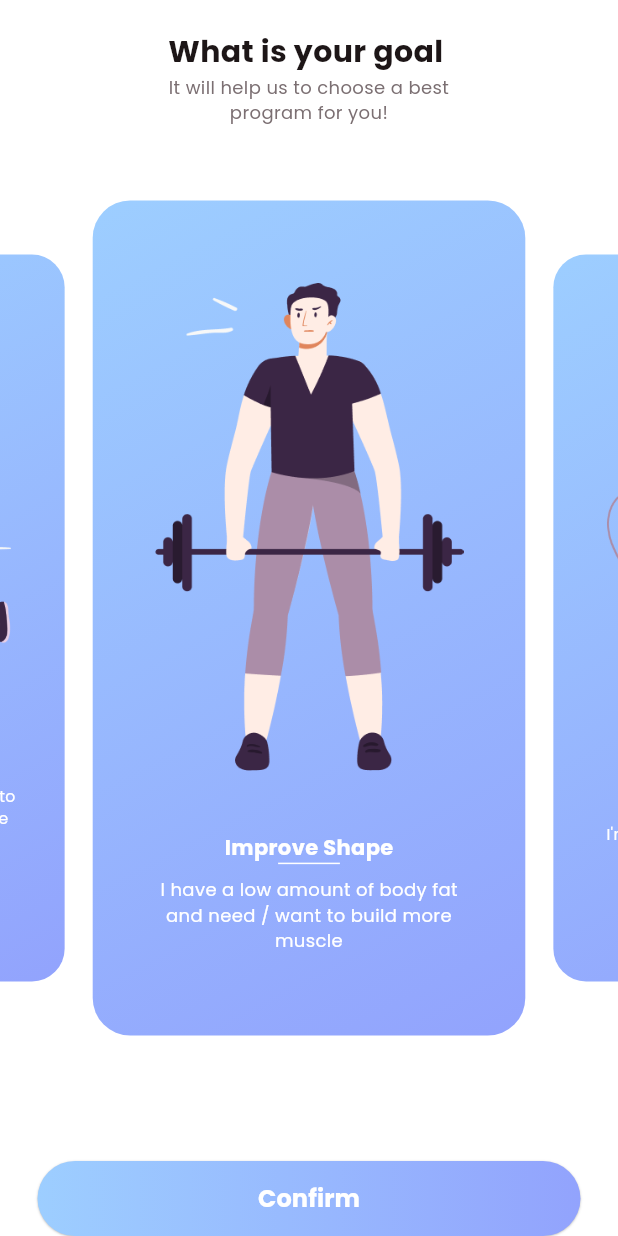
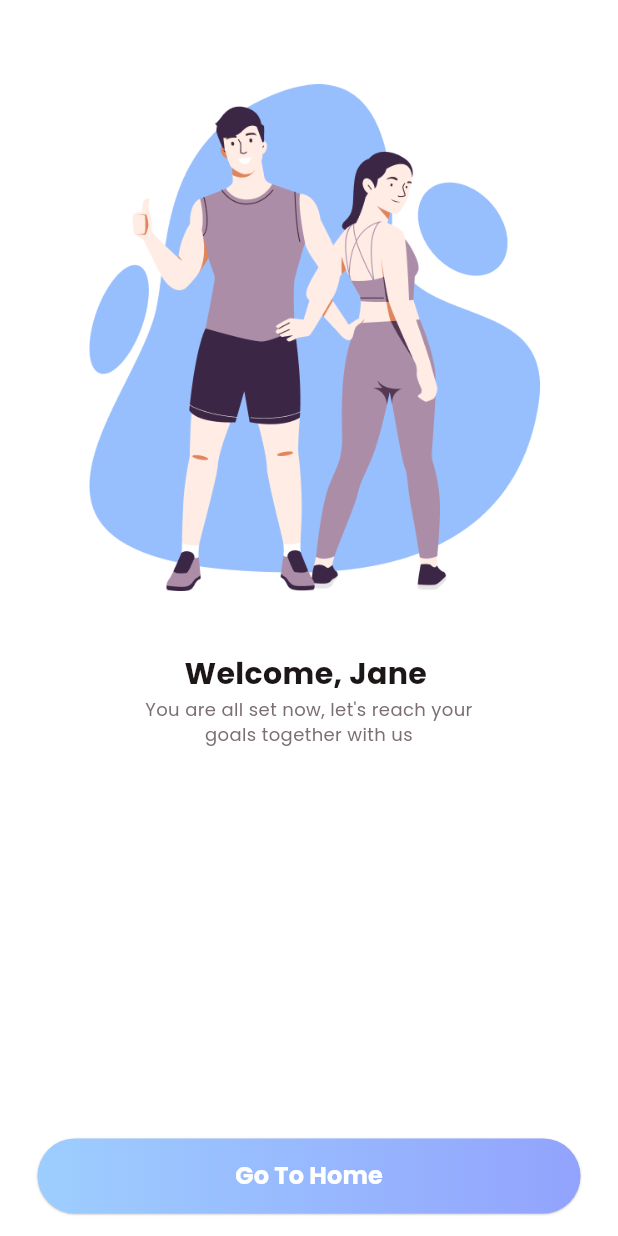
Before and after one commit to hicranfiliz/fitness, a Flutter app: the WhatYourGoalView screen opened directly, after a tap on "Confirm", on a phone screen of 412 x 824 dp. Run offline on Flutter 3.47's test engine with Material 2 defaults, Android fonts, the phone set to English and light mode, and no system bars; drawn by our look-alikes of carousel_slider.

Commit message:
added welcome screen

```diff
--- /dev/null
+++ b/lib/view/login/welcome_view.dart
@@ -0,0 +1,63 @@
+import 'package:fitness/common/colo_extension.dart';
+import 'package:fitness/common_widget/round_button.dart';
+import 'package:flutter/material.dart';
+
+class WelcomeView extends StatefulWidget {
+  const WelcomeView({super.key});
+
+  @override
+  State<WelcomeView> createState() => _WelcomeViewState();
+}
+
+class _WelcomeViewState extends State<WelcomeView> {
+  @override
+  Widget build(BuildContext context) {
+    var media = MediaQuery.of(context).size;
+    return Scaffold(
+      backgroundColor: TColor.white,
+      body: SafeArea(
+          child: Container(
+        width: media.width,
+        padding: const EdgeInsets.symmetric(vertical: 15, horizontal: 25),
+        child: Column(
+          crossAxisAlignment: CrossAxisAlignment.center,
+          mainAxisSize: MainAxisSize.max,
+          children: [
+            SizedBox(
+              height: media.width * 0.1,
+            ),
+            Image.asset(
+              "assets/img/welcome.png",
+              width: media.width * 0.75,
+              fit: BoxFit.fitWidth,
+            ),
+            SizedBox(
+              height: media.width * 0.1,
+            ),
+            Text(
+              "Welcome, Jane ",
+              style: TextStyle(
+                  color: TColor.black,
+                  fontSize: 20,
+                  fontWeight: FontWeight.w700),
+            ),
+            Text(
+              "You are all set now, let's reach your\ngoals together with us",
+              textAlign: TextAlign.center,
+              style: TextStyle(color: TColor.gray, fontSize: 12),
+            ),
+            const Spacer(),
+            RoundButton(
+                title: "Go To Home",
+                onPressed: () {
+                  // Navigator.push(
+                  //     context,
+                  //     MaterialPageRoute(
+                  //         builder: (context) => const WelcomeView()));
+                }),
+          ],
+        ),
+      )),
+    );
+  }
+}
--- a/lib/view/login/what_your_goal._view.dart
+++ b/lib/view/login/what_your_goal._view.dart
@@ -2,6 +2,7 @@ import 'package:carousel_slider/carousel_controller.dart';
 import 'package:carousel_slider/carousel_slider.dart';
 import 'package:fitness/common/colo_extension.dart';
 import 'package:fitness/common_widget/round_button.dart';
+import 'package:fitness/view/login/welcome_view.dart';
 import 'package:flutter/material.dart';
 
 class WhatYourGoalView extends StatefulWidget {
@@ -132,7 +133,7 @@ class _WhatYourGoalViewState extends State<WhatYourGoalView> {
                       Navigator.push(
                           context,
                           MaterialPageRoute(
-                              builder: (context) => const WhatYourGoalView()));
+                              builder: (context) => const WelcomeView()));
                     }),
               ],
             ),
```
